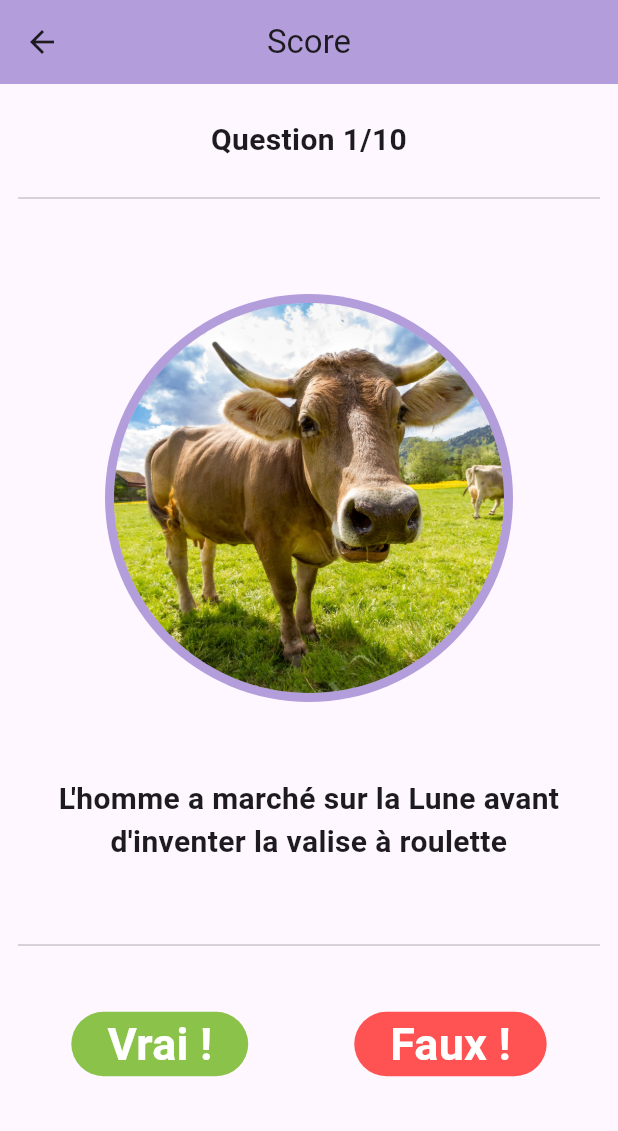
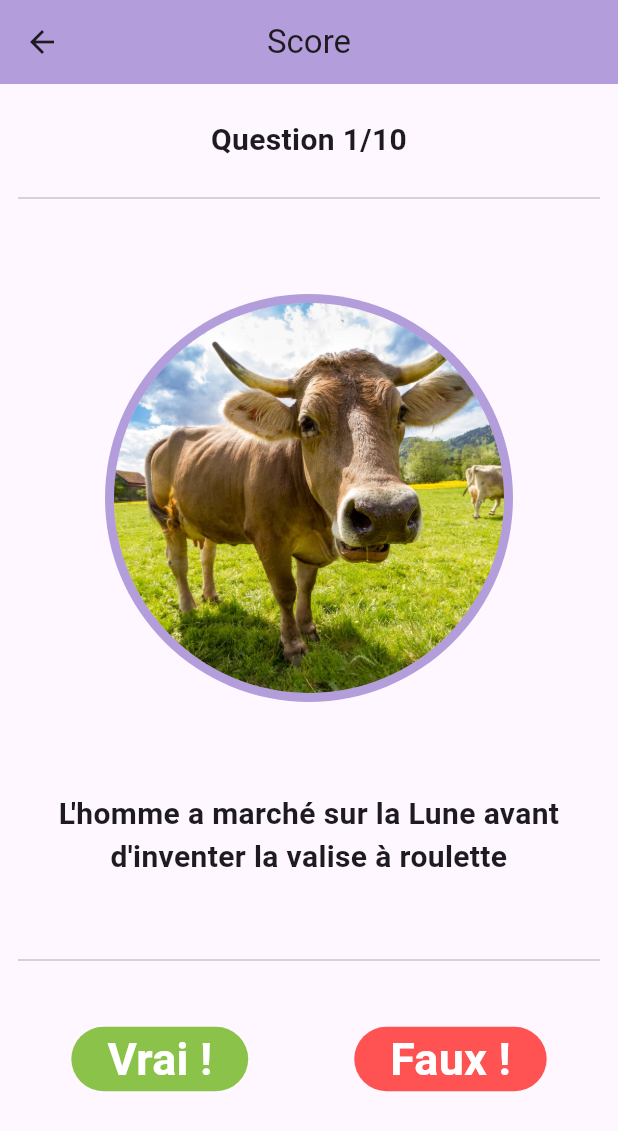
Before and after one commit to anastasiiaal/quiz-flutter-tp, a Flutter app: the screen it shows after launch, after a tap on "Start the quiz!", on a phone screen of 412 x 824 dp. Shown: the top 1131 px of the screen. Run offline on Flutter 3.47's test engine with Material 3 defaults, Android fonts, the phone set to English and light mode, and no system bars.

```diff
--- a/lib/ui/first_page.dart
+++ b/lib/ui/first_page.dart
@@ -132,13 +132,16 @@ class FirstPageState extends State<FirstPage> {
                 ]),
                 Row(
                   children: [
-                    Container(
-                      width: width-24,
-                      margin: const EdgeInsets.only(bottom: 30),
-                      child: const Text(
-                        'L\'homme a marché sur la Lune avant d\'inventer la valise à roulette',
-                        textAlign: TextAlign.center,
-                        style: TextStyle(fontWeight: FontWeight.bold, fontSize: 20),
+                    Padding(
+                      padding: const EdgeInsets.all(10.0),
+                      child: Container(
+                        width: width - 44,
+                        margin: const EdgeInsets.only(bottom: 20),
+                        child: const Text(
+                          'L\'homme a marché sur la Lune avant d\'inventer la valise à roulette',
+                          textAlign: TextAlign.center,
+                          style: TextStyle(fontWeight: FontWeight.bold, fontSize: 20),
+                        ),
                       ),
                     ),
                   ],
```
Also changed, not shown: lib/model/question.dart (added, +79 -0 lines).
